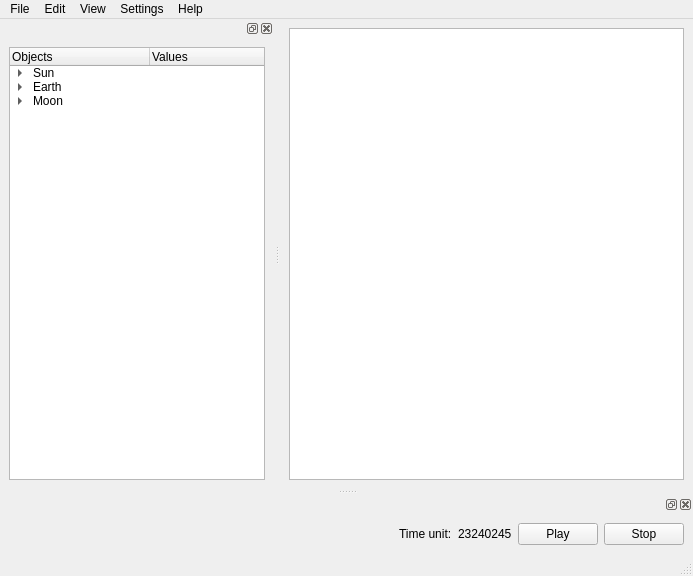
First picture: the form in temp/mainwindow.ui, repository mtpajula/MySolarSystem, before the edit.
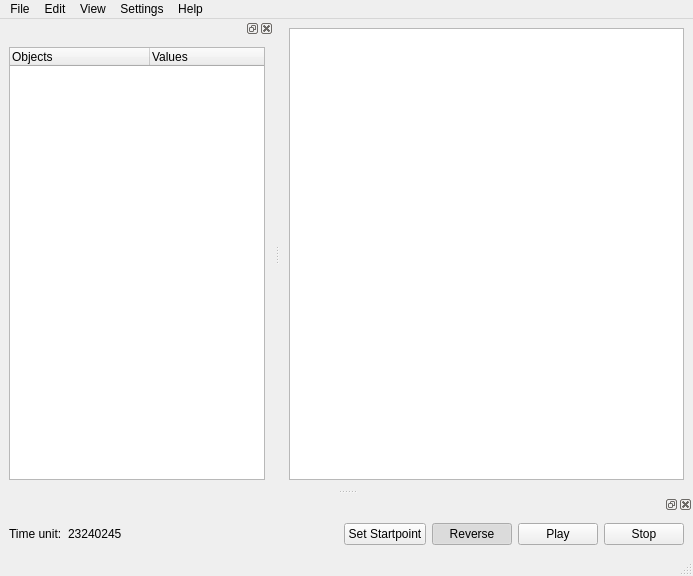
Second picture: the form after the edit.

What changed in the file:
```diff
--- a/temp/mainwindow.ui
+++ b/temp/mainwindow.ui
@@ -134,54 +134,6 @@
          <string>Values</string>
         </property>
        </column>
-       <item>
-        <property name="text">
-         <string>Sun</string>
-        </property>
-        <property name="text">
-         <string/>
-        </property>
-        <item>
-         <property name="text">
-          <string>Mass</string>
-         </property>
-         <property name="text">
-          <string>2000</string>
-         </property>
-        </item>
-       </item>
-       <item>
-        <property name="text">
-         <string>Earth</string>
-        </property>
-        <property name="text">
-         <string/>
-        </property>
-        <item>
-         <property name="text">
-          <string>Mass</string>
-         </property>
-         <property name="text">
-          <string>200</string>
-         </property>
-        </item>
-       </item>
-       <item>
-        <property name="text">
-         <string>Moon</string>
-        </property>
-        <property name="text">
-         <string/>
-        </property>
-        <item>
-         <property name="text">
-          <string>Mass</string>
-         </property>
-         <property name="text">
-          <string>10</string>
-         </property>
-        </item>
-       </item>
       </widget>
      </item>
     </layout>
@@ -193,6 +145,20 @@
    </attribute>
    <widget class="QWidget" name="dockWidgetContents_5">
     <layout class="QHBoxLayout" name="horizontalLayout_3">
+     <item>
+      <widget class="QLabel" name="label">
+       <property name="text">
+        <string>Time unit:</string>
+       </property>
+      </widget>
+     </item>
+     <item>
+      <widget class="QLabel" name="label_2">
+       <property name="text">
+        <string>23240245</string>
+       </property>
+      </widget>
+     </item>
      <item>
       <spacer name="horizontalSpacer">
        <property name="orientation">
@@ -207,16 +173,28 @@
       </spacer>
      </item>
      <item>
-      <widget class="QLabel" name="label">
+      <widget class="QPushButton" name="pushButton_4">
        <property name="text">
-        <string>Time unit:</string>
+        <string>Set Startpoint</string>
        </property>
       </widget>
      </item>
      <item>
-      <widget class="QLabel" name="label_2">
+      <widget class="QPushButton" name="pushButton_3">
        <property name="text">
-        <string>23240245</string>
+        <string>Reverse</string>
+       </property>
+       <property name="checkable">
+        <bool>true</bool>
+       </property>
+       <property name="checked">
+        <bool>true</bool>
+       </property>
+       <property name="default">
+        <bool>false</bool>
+       </property>
+       <property name="flat">
+        <bool>false</bool>
        </property>
       </widget>
      </item>
```
Left out of the diff: 45 changed lines with no effect on the pictures.
